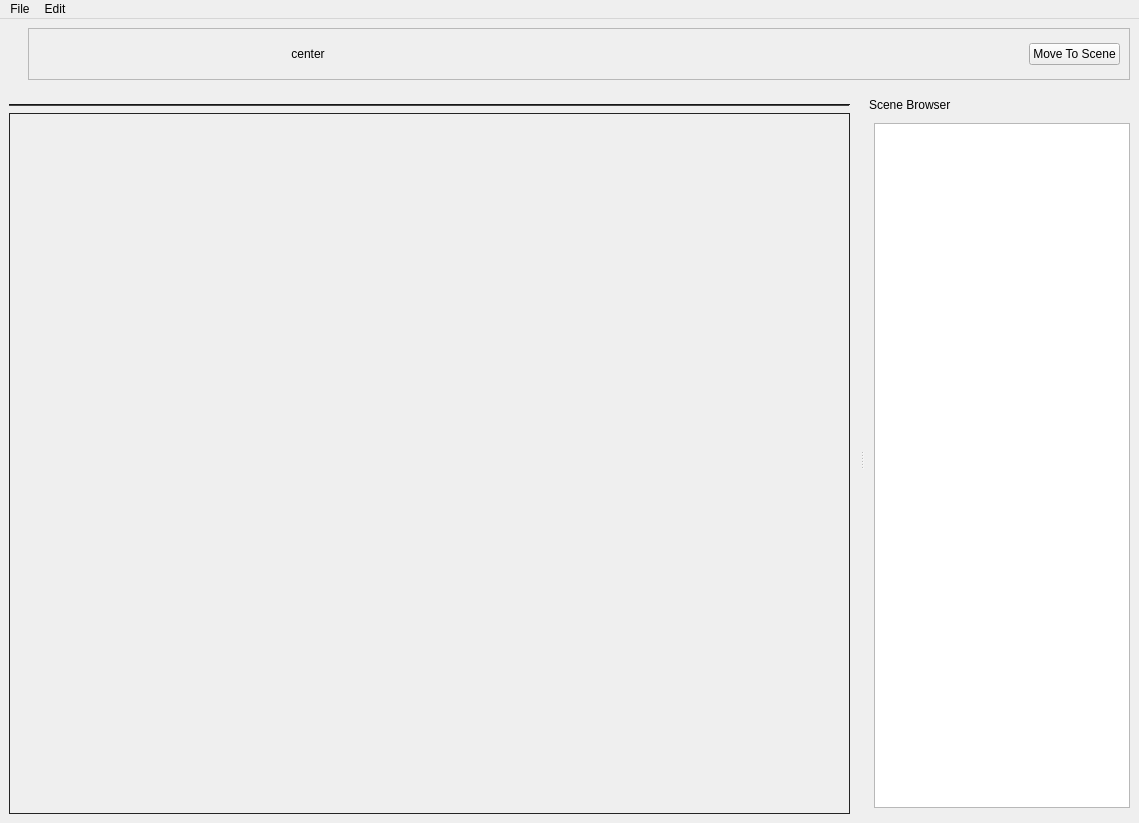
Above: mainwindow.ui from horukomesu/AMCPP before the change. Below: the same form after it.
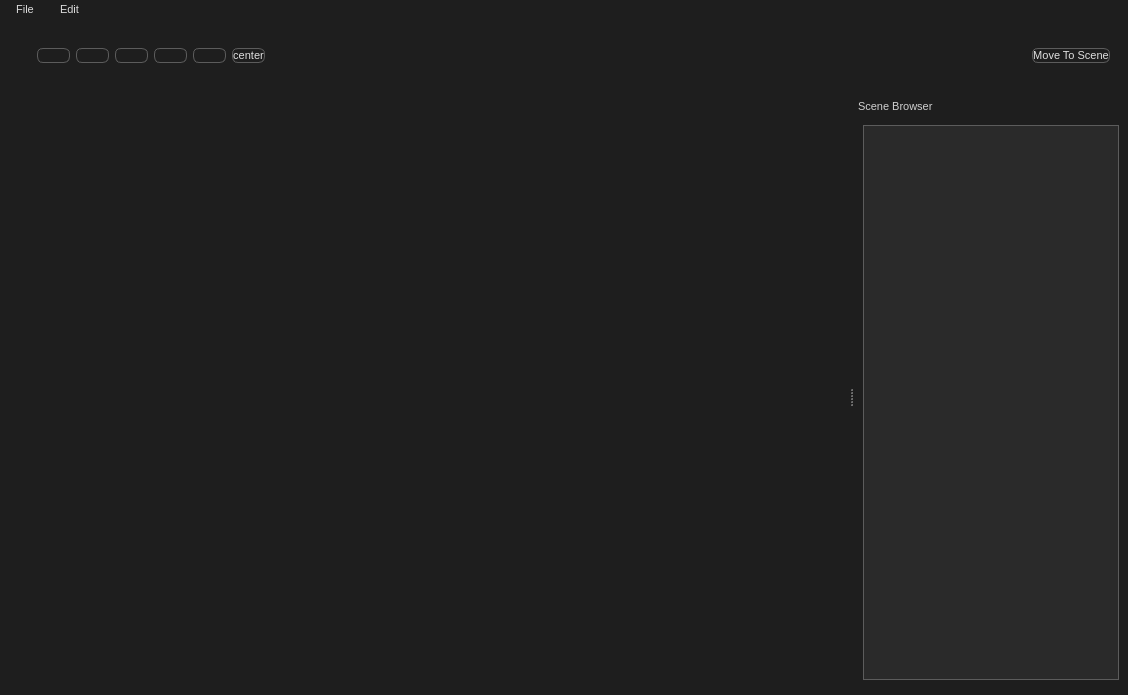
That is the form after the change. Icons and pictures are not drawn.

```diff
--- a/mainwindow.ui
+++ b/mainwindow.ui
@@ -6,8 +6,8 @@
    <rect>
     <x>0</x>
     <y>0</y>
-    <width>1139</width>
-    <height>823</height>
+    <width>1128</width>
+    <height>695</height>
    </rect>
   </property>
   <property name="windowTitle">
@@ -16,6 +16,237 @@
   <property name="autoFillBackground">
    <bool>false</bool>
   </property>
+  <property name="styleSheet">
+   <string notr="true">/* === Глобальный фон и текст === */
+QWidget {
+    background-color: #1e1e1e;
+    color: #d0d0d0;
+    font-family: &quot;Segoe UI&quot;, &quot;Roboto&quot;, &quot;San Francisco&quot;, sans-serif;
+    font-size: 8pt;
+}
+
+/* === QMainWindow / QDialog / QFrame === */
+QMainWindow, QDialog, QFrame {
+    background-color: #1e1e1e;
+    border: none;
+}
+
+/* === QLabel / QCheckBox / QRadioButton === */
+QLabel, QCheckBox, QRadioButton {
+    color: #d0d0d0;
+}
+QCheckBox:disabled, QRadioButton:disabled {
+    color: #666;
+}
+
+/* === QPushButton, QToolButton, QCommandLinkButton === */
+QPushButton, QToolButton, QCommandLinkButton {
+    background: qlineargradient(x1:0, y1:0, x2:0, y2:1,
+        stop:0 #3a3a3a, stop:1 #2d2d2d);
+    border: 1px solid #5c5c5c;
+    border-radius: 6px;
+    color: #e0e0e0;
+    font-weight: normal;
+}
+QPushButton:hover, QToolButton:hover {
+    background: qlineargradient(x1:0, y1:0, x2:0, y2:1,
+        stop:0 #4a4a4a, stop:1 #393939);
+}
+QPushButton:pressed, QToolButton:pressed {
+    background: qlineargradient(x1:0, y1:0, x2:0, y2:1,
+        stop:0 #2b547e, stop:1 #1c2a3a);
+    border: 1px solid #2e74d0;
+    color: #ffffff;
+}
+QPushButton:disabled, QToolButton:disabled {
+    color: #777;
+    background: #2b2b2b;
+}
+
+/* === QLineEdit, QTextEdit, QPlainTextEdit, SpinBoxes === */
+QLineEdit, QTextEdit, QPlainTextEdit, QSpinBox, QDoubleSpinBox,
+QTimeEdit, QDateEdit, QDateTimeEdit {
+    background-color: #2b2b2b;
+    color: #ffffff;
+    border: 1px solid #5c5c5c;
+    border-radius: 6px;
+    padding: 4px;
+}
+QLineEdit:focus, QTextEdit:focus, QPlainTextEdit:focus {
+    border: 1px solid #2e74d0;
+}
+
+/* === QComboBox === */
+QComboBox {
+    background-color: #2b2b2b;
+    border: 1px solid #5c5c5c;
+    padding: 4px;
+    border-radius: 6px;
+    color: #dcdcdc;
+}
+QComboBox QAbstractItemView {
+    background-color: #252525;
+    color: #dcdcdc;
+    border: 1px solid #5c5c5c;
+    selection-background-color: #2b547e;
+}
+QComboBox::drop-down {
+    subcontrol-origin: padding;
+    subcontrol-position: top right;
+    width: 20px;
+    border-left: 1px solid #5c5c5c;
+    background-color: #3a3a3a;
+}
+QComboBox::down-arrow {
+    image: url(/usr/share/icons/Adwaita/16x16/actions/go-down-symbolic.symbolic.png);
+}
+
+/* === QCheckBox === */
+QCheckBox::indicator:unchecked {
+    border: 1px solid #5c5c5c;
+    background: #2a2a2a;
+    border-radius: 3px;
+    width: 14px; height: 14px;
+}
+QCheckBox::indicator:checked {
+    background-color: qlineargradient(x1:0, y1:0, x2:0, y2:1,
+        stop:0 #2e74d0, stop:1 #2b547e);
+    image: url(/usr/share/icons/Adwaita/16x16/actions/object-select-symbolic.symbolic.png);
+    border-radius: 3px;
+    width: 14px; height: 14px;
+}
+
+/* === QRadioButton === */
+QRadioButton::indicator {
+    width: 14px; height: 14px;
+    border-radius: 7px;
+}
+QRadioButton::indicator:unchecked {
+    background: #2a2a2a;
+    border: 1px solid #5c5c5c;
+}
+QRadioButton::indicator:checked {
+    background-color: qradialgradient(cx:0.5, cy:0.5, radius:0.4,
+        fx:0.5, fy:0.5, stop:0 #ffffff, stop:1 #2b547e);
+    border: 1px solid #2e74d0;
+}
+
+/* === QScrollBar === */
+QScrollBar:horizontal, QScrollBar:vertical {
+    background: #1e1e1e;
+    margin: 0px;
+    border: none;
+}
+QScrollBar::handle {
+    background: #444;
+    border-radius: 4px;
+    min-height: 20px;
+}
+QScrollBar::handle:hover {
+    background: #2b547e;
+}
+QScrollBar::add-line, QScrollBar::sub-line {
+    background: none;
+    height: 0px;
+    width: 0px;
+}
+
+/* === QSlider === */
+QSlider::groove:horizontal, QSlider::groove:vertical {
+    background: #444;
+    border: 1px solid #5c5c5c;
+    border-radius: 4px;
+}
+QSlider::handle:horizontal, QSlider::handle:vertical {
+    background: #2e74d0;
+    border-radius: 6px;
+    border: 1px solid #5c5c5c;
+    width: 12px;
+    height: 12px;
+}
+
+/* === QProgressBar === */
+QProgressBar {
+    border: 1px solid #5c5c5c;
+    border-radius: 6px;
+    background: #2a2a2a;
+    text-align: center;
+    color: #ccc;
+}
+QProgressBar::chunk {
+    background-color: qlineargradient(x1:0, y1:0, x2:0, y2:1,
+        stop:0 #2e74d0, stop:1 #2b547e);
+    border-radius: 6px;
+}
+
+/* === QTabBar === */
+QTabBar::tab {
+    background: qlineargradient(x1:0, y1:0, x2:0, y2:1,
+        stop:0 #3a3a3a, stop:1 #2d2d2d);
+    border: 1px solid #5c5c5c;
+    padding: 6px 10px;
+    border-top-left-radius: 4px;
+    border-top-right-radius: 4px;
+    margin-right: 2px;
+    color: #dcdcdc;
+}
+QTabBar::tab:selected {
+    background: #2b547e;
+    border: 1px solid #2e74d0;
+    color: white;
+}
+
+/* === QMenu === */
+QMenu {
+    background-color: #2a2a2a;
+    color: #e0e0e0;
+    border: 1px solid #5c5c5c;
+}
+QMenu::item {
+    padding: 5px 20px;
+}
+QMenu::item:selected {
+    background-color: #2b547e;
+}
+
+/* === QMenuBar === */
+QMenuBar {
+    background: #1e1e1e;
+    color: #dcdcdc;
+}
+QMenuBar::item {
+    padding: 4px 10px;
+}
+QMenuBar::item:selected {
+    background-color: #2b547e;
+}
+
+/* === QTreeView / QTreeWidget === */
+QTreeView, QTreeWidget {
+    background-color: #2a2a2a;
+    color: #dcdcdc;
+    alternate-background-color: #2d2d2d;
+    border: 1px solid #5c5c5c;
+}
+QTreeView::item:selected, QTreeWidget::item:selected {
+    background-color: #2b547e;
+    color: white;
+}
+QHeaderView::section {
+    background-color: #3a3a3a;
+    border: 1px solid #5c5c5c;
+    padding: 4px;
+    color: #dcdcdc;
+}
+
+/* === QStatusBar === */
+QStatusBar {
+    background-color: #1e1e1e;
+    color: #8dc3ff;
+    border-top: 1px solid #3a3a3a;
+}
+</string>
+  </property>
   <property name="documentMode">
    <bool>false</bool>
   </property>
@@ -47,9 +278,9 @@
       <colorrole role="Button">
        <brush brushstyle="SolidPattern">
         <color alpha="255">
-         <red>47</red>
-         <green>47</green>
-         <blue>47</blue>
+         <red>30</red>
+         <green>30</green>
+         <blue>30</blue>
         </color>
        </brush>
       </colorrole>
@@ -119,18 +350,18 @@
       <colorrole role="Base">
        <brush brushstyle="SolidPattern">
         <color alpha="255">
-         <red>0</red>
-         <green>0</green>
-         <blue>0</blue>
+         <red>30</red>
+         <green>30</green>
+         <blue>30</blue>
         </color>
        </brush>
       </colorrole>
       <colorrole role="Window">
        <brush brushstyle="SolidPattern">
         <color alpha="255">
-         <red>47</red>
-         <green>47</green>
-         <blue>47</blue>
+         <red>30</red>
+         <green>30</green>
+         <blue>30</blue>
         </color>
        </brush>
       </colorrole>
@@ -193,9 +424,9 @@
       <colorrole role="Button">
        <brush brushstyle="SolidPattern">
         <color alpha="255">
-         <red>47</red>
-         <green>47</green>
-         <blue>47</blue>
+         <red>30</red>
+         <green>30</green>
+         <blue>30</blue>
         </color>
        </brush>
       </colorrole>
@@ -265,18 +496,18 @@
       <colorrole role="Base">
        <brush brushstyle="SolidPattern">
         <color alpha="255">
-         <red>0</red>
-         <green>0</green>
-         <blue>0</blue>
+         <red>30</red>
+         <green>30</green>
+         <blue>30</blue>
         </color>
        </brush>
       </colorrole>
       <colorrole role="Window">
        <brush brushstyle="SolidPattern">
         <color alpha="255">
-         <red>47</red>
-         <green>47</green>
-         <blue>47</blue>
+         <red>30</red>
+         <green>30</green>
+         <blue>30</blue>
         </color>
        </brush>
       </colorrole>
@@ -339,9 +570,9 @@
       <colorrole role="Button">
        <brush brushstyle="SolidPattern">
         <color alpha="255">
-         <red>47</red>
-         <green>47</green>
-         <blue>47</blue>
+         <red>30</red>
+         <green>30</green>
+         <blue>30</blue>
         </color>
        </brush>
       </colorrole>
@@ -411,18 +642,18 @@
       <colorrole role="Base">
        <brush brushstyle="SolidPattern">
         <color alpha="255">
-         <red>47</red>
-         <green>47</green>
-         <blue>47</blue>
+         <red>30</red>
+         <green>30</green>
+         <blue>30</blue>
         </color>
        </brush>
       </colorrole>
       <colorrole role="Window">
        <brush brushstyle="SolidPattern">
         <color alpha="255">
-         <red>47</red>
-         <green>47</green>
-         <blue>47</blue>
+         <red>30</red>
+         <green>30</green>
+         <blue>30</blue>
         </color>
        </brush>
       </colorrole>
@@ -475,13 +706,6 @@
     </palette>
    </property>
    <layout class="QVBoxLayout" name="verticalLayout_2">
-    <item>
-     <widget class="Line" name="line">
-      <property name="orientation">
-       <enum>Qt::Orientation::Horizontal</enum>
-      </property>
-     </widget>
-    </item>
     <item>
      <widget class="QFrame" name="MainFrame">
       <property name="frameShape">
@@ -499,8 +723,8 @@
     <rect>
      <x>0</x>
      <y>0</y>
-     <width>1139</width>
-     <height>21</height>
+     <width>1128</width>
+     <height>23</height>
     </rect>
    </property>
    <widget class="QMenu" name="menuFile">
@@ -552,7 +776,7 @@
     <bool>false</bool>
    </property>
    <property name="features">
-    <set>QDockWidget::DockWidgetFeature::DockWidgetVerticalTitleBar</set>
+    <set>QDockWidget::DockWidgetFeature::DockWidgetMovable|QDockWidget::DockWidgetFeature::DockWidgetVerticalTitleBar</set>
    </property>
    <property name="allowedAreas">
     <set>Qt::DockWidgetArea::BottomDockWidgetArea|Qt::DockWidgetArea::TopDockWidgetArea</set>
@@ -744,7 +968,7 @@
    <property name="minimumSize">
     <size>
      <width>204</width>
-     <height>123</height>
+     <height>122</height>
     </size>
    </property>
    <property name="floating">
```
Left out of the diff: 60 changed lines with no effect on the pictures.
